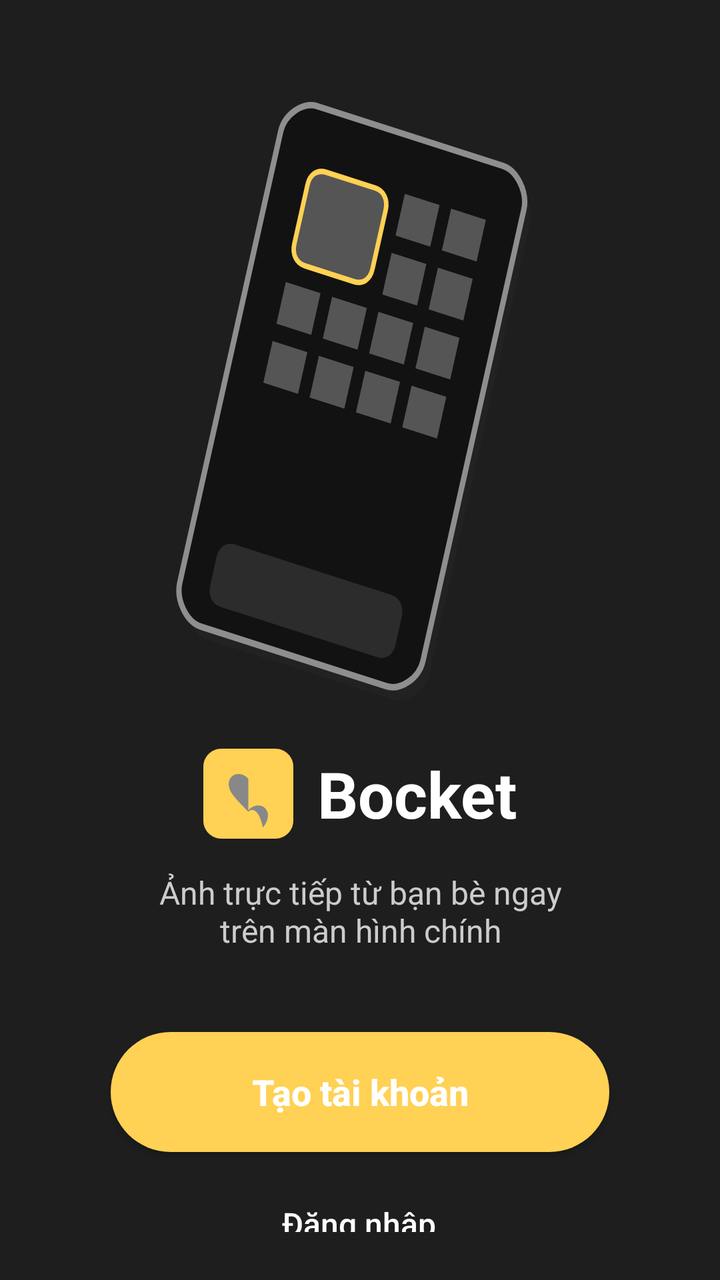
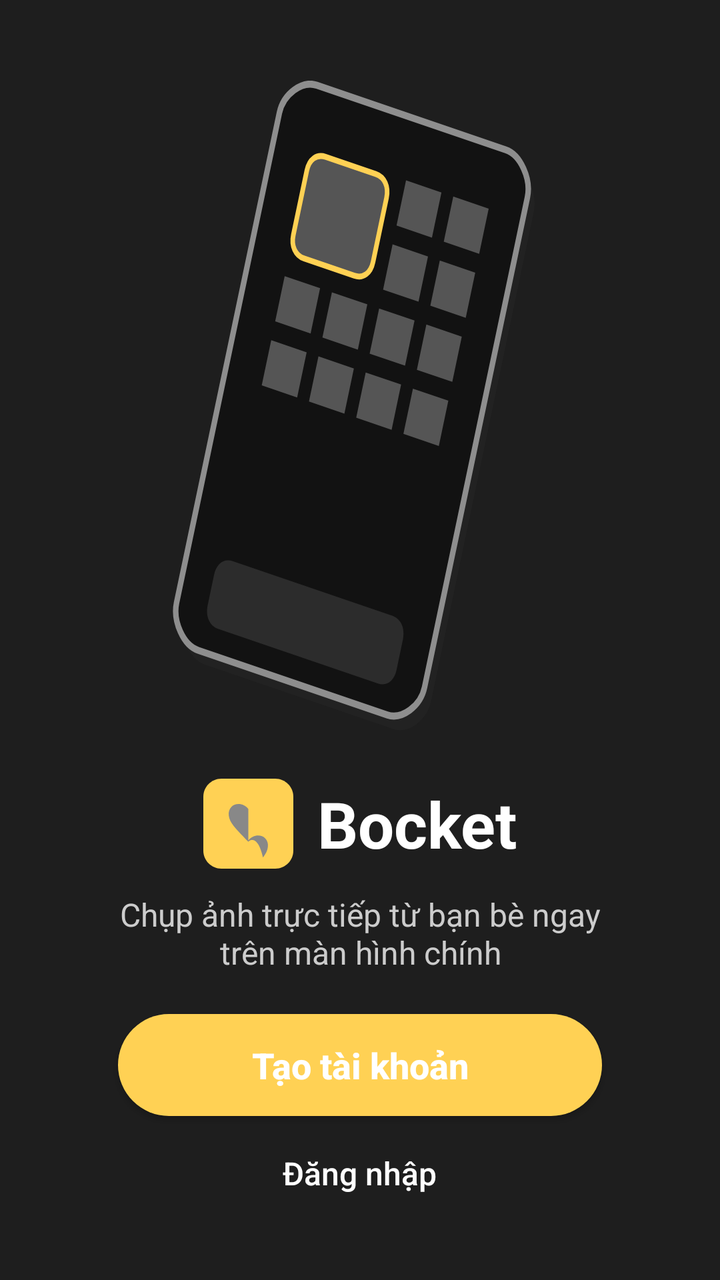

An Android layout rendered at two revisions. The XML below is the earlier revision; the diff shows what the commit changed to produce the second picture.
<!-- AndroidManifest.xml: application theme Theme.Bocket -->
<!-- res/layout/activity_welcome.xml -->
<?xml version="1.0" encoding="utf-8"?>
<androidx.constraintlayout.widget.ConstraintLayout
    xmlns:android="http://schemas.android.com/apk/res/android"
    xmlns:app="http://schemas.android.com/apk/res-auto"
    android:layout_width="match_parent"
    android:layout_height="match_parent"
    android:background="#1E1E1E"
    android:padding="24dp">

    <View
        android:id="@+id/phoneBorder"
        android:layout_width="0dp"
        android:layout_height="0dp"
        android:background="@drawable/ic_phone_mockup"
        app:layout_constraintDimensionRatio="H,1:1.6"
        app:layout_constraintWidth_percent="0.6"
        app:layout_constraintTop_toTopOf="parent"
        app:layout_constraintStart_toStartOf="parent"
        app:layout_constraintEnd_toEndOf="parent"
        app:layout_constraintBottom_toTopOf="@+id/bocketLogoContainer"
        app:layout_constraintVertical_chainStyle="packed"
        app:layout_constraintVertical_bias="0.2"
        android:layout_marginTop="32dp"/>

    <LinearLayout
        android:id="@+id/bocketLogoContainer"
        android:layout_width="wrap_content"
        android:layout_height="wrap_content"
        android:orientation="horizontal"
        android:gravity="center_vertical"
        android:layout_marginTop="24dp"
        app:layout_constraintTop_toBottomOf="@+id/phoneBorder"
        app:layout_constraintBottom_toTopOf="@+id/txtDescription"
        app:layout_constraintStart_toStartOf="parent"
        app:layout_constraintEnd_toEndOf="parent">

        <ImageView
            android:layout_width="45dp"
            android:layout_height="45dp"
            android:src="@drawable/ic_bocket_logo_small" />

        <TextView
            android:layout_width="wrap_content"
            android:layout_height="wrap_content"
            android:layout_marginStart="12dp"
            android:text="Bocket"
            android:textColor="#FFFFFF"
            android:textSize="32sp"
            android:textStyle="bold" />
    </LinearLayout>

    <TextView
        android:id="@+id/txtDescription"
        android:layout_width="0dp"
        android:layout_height="wrap_content"
        android:gravity="center"
        android:text="Ảnh trực tiếp từ bạn bè ngay\ntrên màn hình chính"
        android:textColor="#CCCCCC"
        android:textSize="16sp"
        android:layout_marginTop="16dp"
        app:layout_constraintTop_toBottomOf="@+id/bocketLogoContainer"
        app:layout_constraintBottom_toTopOf="@+id/btnCreateAccount"
        app:layout_constraintStart_toStartOf="parent"
        app:layout_constraintEnd_toEndOf="parent" />

    <Button
        android:id="@+id/btnCreateAccount"
        android:layout_width="0dp"
        android:layout_height="60dp"
        android:layout_marginTop="40dp"
        android:background="@drawable/button_primary_round"
        android:text="Tạo tài khoản"
        android:textAllCaps="false"
        android:textColor="#FFFFFF"
        android:textSize="18sp"
        android:textStyle="bold"
        app:backgroundTint="#FFD154"
        app:layout_constraintBottom_toTopOf="@+id/btnLogin"
        app:layout_constraintEnd_toEndOf="parent"
        app:layout_constraintStart_toStartOf="parent"
        app:layout_constraintTop_toBottomOf="@+id/txtDescription"
        app:layout_constraintWidth_percent="0.8" />

    <Button
        android:id="@+id/btnLogin"
        android:layout_width="wrap_content"
        android:layout_height="wrap_content"
        android:layout_marginTop="12dp"
        android:background="?attr/selectableItemBackgroundBorderless"
        android:text="Đăng nhập"
        android:textAllCaps="false"
        android:textColor="#FFFFFF"
        android:textSize="16sp"
        app:layout_constraintBottom_toBottomOf="parent"
        app:layout_constraintEnd_toEndOf="parent"
        app:layout_constraintHorizontal_bias="0.497"
        app:layout_constraintStart_toStartOf="parent"
        app:layout_constraintTop_toBottomOf="@+id/btnCreateAccount" />

</androidx.constraintlayout.widget.ConstraintLayout>
<!-- resources referenced by this layout -->
<resources>
  <!-- drawable button_primary_round (drawable) -->
  <?xml version="1.0" encoding="utf-8"?>
  <shape xmlns:android="http://schemas.android.com/apk/res/android">
      <solid android:color="#FFD154" /> <corners android:radius="30dp" />
  </shape>
  <!-- drawable ic_bocket_logo_small (drawable) -->
  <?xml version="1.0" encoding="utf-8"?>
  <vector xmlns:android="http://schemas.android.com/apk/res/android"
      android:width="40dp"
      android:height="40dp"
      android:viewportWidth="40"
      android:viewportHeight="40">
  
      <path
          android:fillColor="#FFD154"
          android:pathData="M8,0h24c4.4,0 8,3.6 8,8v24c0,4.4 -3.6,8 -8,8H8c-4.4,0 -8,-3.6 -8,-8V8C0,3.6 3.6,0 8,0z"/>
  
      <group
          android:translateX="0"
          android:translateY="1">
          <path
              android:fillColor="#888888"
              android:pathData="M20,12.5c-1.8,-2.5 -5.5,-3 -7.5,-1c-2,2 -1.5,5.5 1,8.5c2.5,3 6.5,7 6.5,7s4,-4 6.5,7c2.5,-3 3,-6.5 1,-8.5c-2,-2 -5.7,-1.5 -7.5,1z"/>
      </group>
  
  </vector>
  <!-- drawable ic_phone_mockup: vector/xml drawable (drawable, 2919 chars, omitted) -->
  <style name="Theme.Bocket" parent="Base.Theme.Bocket" />
  <style name="Base.Theme.Bocket" parent="Theme.Material3.DayNight.NoActionBar">
          
          
      </style>
</resources>

<!-- the commit's change to res/layout/activity_welcome.xml (unified diff, before → after) -->
@@ -2,6 +2,7 @@
 <androidx.constraintlayout.widget.ConstraintLayout
     xmlns:android="http://schemas.android.com/apk/res/android"
     xmlns:app="http://schemas.android.com/apk/res-auto"
+    xmlns:tools="http://schemas.android.com/tools"
     android:layout_width="match_parent"
     android:layout_height="match_parent"
     android:background="#1E1E1E"
@@ -9,18 +10,18 @@
 
     <View
         android:id="@+id/phoneBorder"
-        android:layout_width="0dp"
-        android:layout_height="0dp"
+        android:layout_width="191dp"
+        android:layout_height="325dp"
+        android:layout_marginTop="15dp"
         android:background="@drawable/ic_phone_mockup"
+        app:layout_constraintBottom_toTopOf="@+id/bocketLogoContainer"
         app:layout_constraintDimensionRatio="H,1:1.6"
-        app:layout_constraintWidth_percent="0.6"
+        app:layout_constraintEnd_toEndOf="parent"
+        app:layout_constraintStart_toStartOf="parent"
         app:layout_constraintTop_toTopOf="parent"
-        app:layout_constraintStart_toStartOf="parent"
-        app:layout_constraintEnd_toEndOf="parent"
-        app:layout_constraintBottom_toTopOf="@+id/bocketLogoContainer"
+        app:layout_constraintVertical_bias="0.2"
         app:layout_constraintVertical_chainStyle="packed"
-        app:layout_constraintVertical_bias="0.2"
-        android:layout_marginTop="32dp"/>
+        app:layout_constraintWidth_percent="0.6" />
 
     <LinearLayout
         android:id="@+id/bocketLogoContainer"
@@ -53,21 +54,22 @@
         android:id="@+id/txtDescription"
         android:layout_width="0dp"
         android:layout_height="wrap_content"
+        android:layout_marginTop="12dp"
         android:gravity="center"
-        android:text="Ảnh trực tiếp từ bạn bè ngay\ntrên màn hình chính"
+        android:text="Chụp ảnh trực tiếp từ bạn bè ngay\ntrên màn hình chính"
         android:textColor="#CCCCCC"
         android:textSize="16sp"
-        android:layout_marginTop="16dp"
-        app:layout_constraintTop_toBottomOf="@+id/bocketLogoContainer"
         app:layout_constraintBottom_toTopOf="@+id/btnCreateAccount"
+        app:layout_constraintEnd_toEndOf="parent"
+        app:layout_constraintHorizontal_bias="0.0"
         app:layout_constraintStart_toStartOf="parent"
-        app:layout_constraintEnd_toEndOf="parent" />
+        app:layout_constraintTop_toBottomOf="@+id/bocketLogoContainer" />
 
     <Button
         android:id="@+id/btnCreateAccount"
-        android:layout_width="0dp"
-        android:layout_height="60dp"
-        android:layout_marginTop="40dp"
+        android:layout_width="242dp"
+        android:layout_height="51dp"
+        android:layout_marginTop="20dp"
         android:background="@drawable/button_primary_round"
         android:text="Tạo tài khoản"
         android:textAllCaps="false"
@@ -83,9 +85,9 @@
 
     <Button
         android:id="@+id/btnLogin"
-        android:layout_width="wrap_content"
-        android:layout_height="wrap_content"
-        android:layout_marginTop="12dp"
+        android:layout_width="152dp"
+        android:layout_height="47dp"
+        android:layout_marginTop="5dp"
         android:background="?attr/selectableItemBackgroundBorderless"
         android:text="Đăng nhập"
         android:textAllCaps="false"
